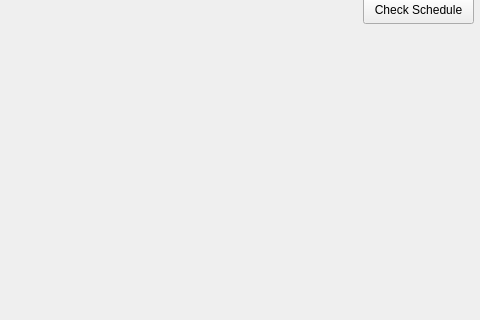
MarioFernandes73/FEUP_IART, file src/dialogcurrentschedule.ui: the form before one commit; both pictures show x 269 to 749 and y 114 to 434 of the 749 by 796 pixel window.
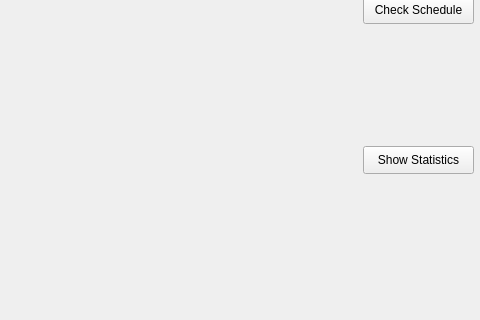
The form after the commit.

```diff
--- a/src/dialogcurrentschedule.ui
+++ b/src/dialogcurrentschedule.ui
@@ -62,6 +62,19 @@
     <string>Epoch's name</string>
    </property>
   </widget>
+  <widget class="QPushButton" name="pushButton_2">
+   <property name="geometry">
+    <rect>
+     <x>632</x>
+     <y>260</y>
+     <width>111</width>
+     <height>28</height>
+    </rect>
+   </property>
+   <property name="text">
+    <string>Show Statistics</string>
+   </property>
+  </widget>
  </widget>
  <resources/>
  <connections>
```
